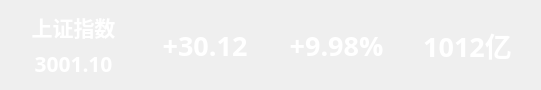
First picture: the form in qindexframe.ui, repository bnufree/Hq, before the edit.
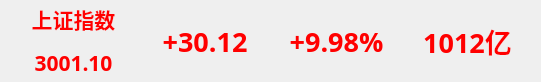
Second picture: the form after the edit.

The edit to the form file:
```diff
--- a/qindexframe.ui
+++ b/qindexframe.ui
@@ -7,7 +7,7 @@
     <x>0</x>
     <y>0</y>
     <width>541</width>
-    <height>78</height>
+    <height>82</height>
    </rect>
   </property>
   <property name="font">
@@ -23,10 +23,10 @@
   </property>
   <property name="styleSheet">
    <string notr="true">QLabel{
-	font-family:微软雅黑;
+	font-family:Microsoft Yahei;
 	font-weight:bold;
 	font-size:20pt;
-	color:white;
+	color:red;
 	alignment:center;
 }
 #name,#cur{
@@ -34,6 +34,12 @@
 }</string>
   </property>
   <layout class="QHBoxLayout" name="horizontalLayout">
+   <property name="topMargin">
+    <number>0</number>
+   </property>
+   <property name="bottomMargin">
+    <number>0</number>
+   </property>
    <item>
     <layout class="QVBoxLayout" name="verticalLayout">
      <item>
```
Left out of the diff: 3 changed lines with no effect on the pictures.
